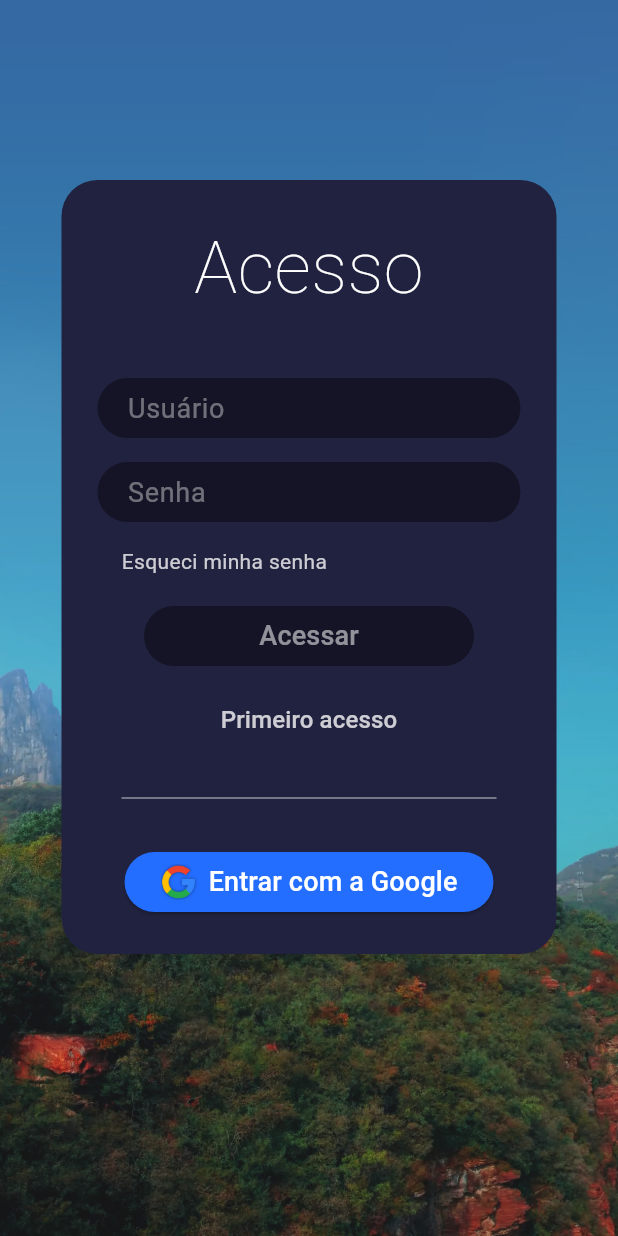
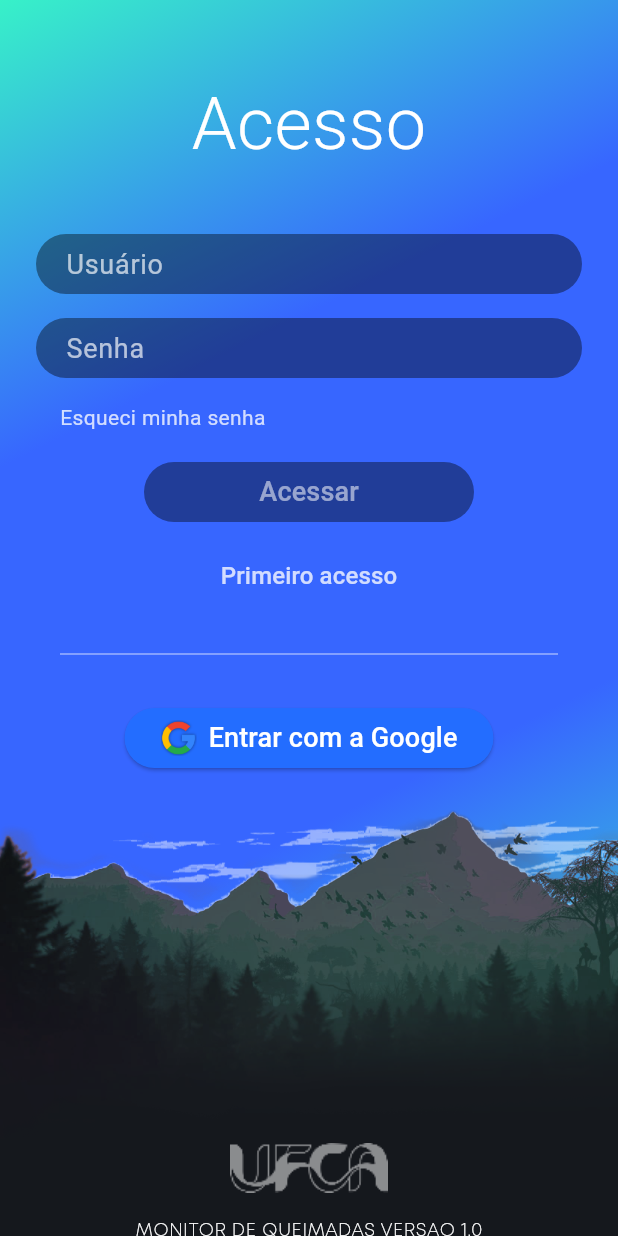
Before and after one commit to lucns-ufca/app-monitor-queimadas-cariri, a Flutter app: the FirstPage screen opened directly, after a tap on the "person outline" icon, on a phone screen of 412 x 824 dp. Run offline on Flutter 3.47's test engine with Material 3 defaults, Android fonts, the phone set to English and light mode, and no system bars; our stand-ins replace animated_bottom_navigation_bar, camera, connectivity_plus, dio, fl_chart, flutter_svg and 8 more; accounts and stored records are empty.

Commit message:
Login com a Google

```diff
--- a/lib/pages/content/tabs/TabHome.page.dart
+++ b/lib/pages/content/tabs/TabHome.page.dart
@@ -62,7 +62,7 @@ class TabHomePageState extends State<TabHomePage> {
           color: runColor ? AppColors.mainAreaBackground : AppColors.yellowSky,
           child: const Column(children: [SizedBox(height: 220), ImageTransitionScroller(duration: Duration(seconds: 10), assets: "assets/images/minimal_forest.png", width: 493, height: 220)])),
       Column(children: [
-        const SizedBox(height: 20),
+        const SizedBox(height: 16),
         Container(
             padding: const EdgeInsets.all(24),
             child: Row(mainAxisAlignment: MainAxisAlignment.spaceBetween, children: [
@@ -74,10 +74,11 @@ class TabHomePageState extends State<TabHomePage> {
                   height: 56,
                   child: ElevatedButton(
                     onPressed: () async {
+                      await Future.delayed(const Duration(milliseconds: 300));
                       if (user.hasAccess()) {
                         // open profile page
                       } else {
-                        await Navigator.pushReplacement(context, MaterialPageRoute(builder: (context) => const LoginPage()));
+                        await Navigator.push(context, MaterialPageRoute(builder: (context) => const LoginPage()));
                       }
                     },
                     style: ButtonStyle(
--- a/lib/pages/start/First.page.dart
+++ b/lib/pages/start/First.page.dart
@@ -61,7 +61,9 @@ class FirstPageState extends State<FirstPage> with SingleTickerProviderStateMixi
                         height: 56,
                         child: ElevatedButton(
                           onPressed: () async {
-                            await Navigator.pushReplacement(context, MaterialPageRoute(builder: (context) => const LoginPage()));
+                            await Future.delayed(const Duration(milliseconds: 300));
+                            await Navigator.of(context).push(MaterialPageRoute(builder: (context) => const LoginPage()));
+                            // await Navigator.pushReplacement(context, MaterialPageRoute(builder: (context) => const LoginPage()));
                           },
                           style: ButtonStyle(
                               //foregroundColor: colorsStateText,
@@ -141,7 +143,8 @@ class FirstPageState extends State<FirstPage> with SingleTickerProviderStateMixi
                                               ],
                                             ),
                                             onPressed: () async {
-                                              await Navigator.pushReplacement(context, MaterialPageRoute(builder: (context) => MainScreenPage()));
+                                              await Navigator.of(context).push(MaterialPageRoute(builder: (context) => MainScreenPage()));
+                                              //await Navigator.pushReplacement(context, MaterialPageRoute(builder: (context) => MainScreenPage()));
                                             }))));
                           }),
                       const SizedBox(
--- a/lib/pages/start/ForgottenPassword.page.dart
+++ b/lib/pages/start/ForgottenPassword.page.dart
@@ -33,7 +33,8 @@ class ForgottenPasswordPageState extends State<ForgottenPasswordPage> {
     return PopScope(
       canPop: false,
       onPopInvoked: (didPop) async {
-        await Navigator.pushReplacement(context, MaterialPageRoute(builder: (context) => const LoginPage()));
+        Navigator.pop(context);
+        //await Navigator.pushReplacement(context, MaterialPageRoute(builder: (context) => const LoginPage()));
       },
       child: Scaffold(
         resizeToAvoidBottomInset: false,
--- a/lib/pages/start/Login.page.dart
+++ b/lib/pages/start/Login.page.dart
@@ -1,20 +1,22 @@
 // Developed by @lucns
 
+import 'dart:convert';
 import 'dart:ui';
 
 import 'package:app_monitor_queimadas/api/Api.dart';
 import 'package:app_monitor_queimadas/models/user.model.dart';
 import 'package:app_monitor_queimadas/pages/content/MainScreen.page.dart';
 import 'package:app_monitor_queimadas/pages/dialogs/BasicDialogs.dart';
-import 'package:app_monitor_queimadas/pages/start/First.page.dart';
 import 'package:app_monitor_queimadas/pages/start/ForgottenPassword.page.dart';
 import 'package:app_monitor_queimadas/pages/start/NewAccount.page.dart';
 import 'package:app_monitor_queimadas/repositories/Auth.repository.dart';
 import 'package:app_monitor_queimadas/utils/AppColors.dart';
-import 'package:app_monitor_queimadas/utils/Log.out.dart';
+import 'package:app_monitor_queimadas/utils/Constants.dart';
 import 'package:app_monitor_queimadas/utils/Utils.dart';
 import 'package:app_monitor_queimadas/widgets/Button.dart';
 import 'package:app_monitor_queimadas/widgets/ButtonTransparent.dart';
+import 'package:app_monitor_queimadas/widgets/ContainerGradient.widget.dart';
+import 'package:app_monitor_queimadas/widgets/DynamicWidgetOpacity.widget.dart';
 import 'package:app_monitor_queimadas/widgets/ImageTransitionScroller.widget.dart';
 import 'package:app_monitor_queimadas/widgets/TextField.dart';
 import 'package:flutter/material.dart';
@@ -34,28 +36,14 @@ class LoginPageState extends State<LoginPage> {
 
   @override
   Widget build(BuildContext context) {
-    return PopScope(
-        canPop: !loading,
-        onPopInvoked: (didPop) async {
-          await Navigator.pushReplacement(context, MaterialPageRoute(builder: (context) => const FirstPage()));
-        },
-        child: Scaffold(
+    return const Scaffold(
         resizeToAvoidBottomInset: false,
-            body: Container(
-                color: AppColors.appBackground,
-                child: ImageTransitionScroller(
-                  padding: const EdgeInsets.all(24),
-                  assets: "assets/images/montains.jpg",
-                  repeat: false,
-                  duration: const Duration(seconds: 30),
-                  color: AppColors.appBackground,
-                  child: Column(mainAxisSize: MainAxisSize.min, children: [
-                    const SizedBox(
-                      height: 120,
-                    ),
-                    Center(child: Container(width: 330, decoration: BoxDecoration(color: AppColors.fragmentBackground, borderRadius: BorderRadius.circular(24)), child: LoginForm())),
-                  ]),
-                ))));
+        body: ContainerGradient(colors: const [
+          Color.fromARGB(255, 55, 255, 195),
+          Color.fromARGB(255, 55, 102, 255),
+          Color.fromARGB(255, 55, 102, 255),
+          Color.fromARGB(255, 55, 255, 195),
+        ], duration: Duration(seconds: 30), child: LoginForm()));
   }
 }
 
@@ -67,7 +55,6 @@ class LoginForm extends StatefulWidget {
 }
 
 class LoginFormState extends State<LoginForm> {
-  final user = GetIt.I.get<User>();
   var preferences = GetIt.I.get<SharedPreferences>();
   String? textUser, textPassword;
 
@@ -80,39 +67,48 @@ class LoginFormState extends State<LoginForm> {
   void signInWithGoogle() async {
     GoogleSignIn googleSignIn = GoogleSignIn();
     final GoogleSignInAccount? googleUser = await googleSignIn.signIn();
+    User user = User();
     if (googleUser == null) {
-      Log.d("Lucas", "googleUser is null");
+      return;
     } else {
-      Log.d("Lucas", "name ${googleUser.displayName}"); // LUCAS DO NASCIMENTO SOUZA
-      Log.d("Lucas", "email ${googleUser.email}"); // lucas.nascimento@aluno.ufca.edu.br
-      Log.d("Lucas", "id ${googleUser.id}"); // 114094787294812174327
-      Log.d("Lucas", "photoUrl ${googleUser.photoUrl}"); // 512x512 https://lh3.googleusercontent.com/a/ACg8ocICEMWEybYpDVbVfZzDj70p0ZH6XS-yR4baFdpnRtd5JCT6iVE
+      GoogleSignInAuthentication? googleAuth = await googleUser.authentication;
+      user.name = googleUser.displayName ?? "";
+      user.email = googleUser.email;
+      user.id = googleUser.id;
+      user.photoUrl = googleUser.photoUrl ?? "";
+      user.accessToken = googleAuth.accessToken ?? "";
     }
-    final GoogleSignInAuthentication? googleAuth = await googleUser?.authentication;
-    if (googleAuth == null) {
-      Log.d("Lucas", "googleAuth is null");
-    } else {
-      Log.d("Lucas", "accessToken ${googleAuth.accessToken}"); // ya29.a0AcM612yAm81GcUmMbCDu_KCqy...
-      Log.d("Lucas", "idToken ${googleAuth.idToken}"); // null
+    AuthRepository authRepository = AuthRepository();
+    if (user.email.isNotEmpty) {
+      ApiResponse response = await authRepository.getUserType(user.email);
+      if (response.isOk()) {
+        Map<String, dynamic> map = jsonDecode(response.data);
+        user.setUSerType(map['user_type']);
       }
+    }
+
+    await user.storeData();
+    GetIt.instance.registerLazySingleton<User>(() => user);
+    openTabsPage();
+  }
+
+  void openTabsPage() {
+    Navigator.pushReplacement(context, MaterialPageRoute(builder: (context) => MainScreenPage()));
   }
 
   @override
   Widget build(BuildContext context) {
     final navigator = Navigator.of(context);
-    return PopScope(
-        canPop: false,
-        onPopInvoked: (didPop) async {
-          await Navigator.pushReplacement(context, MaterialPageRoute(builder: (context) => const FirstPage()));
-        },
-        child: Padding(
+    return Column(mainAxisSize: MainAxisSize.max, children: [
+      Container(
           padding: const EdgeInsets.all(24),
-            child: Column(mainAxisSize: MainAxisSize.min, children: [
+          child: Column(children: [
+            const SizedBox(height: 24),
             const Text("Acesso",
                 style: TextStyle(
                   color: Colors.white,
                   fontSize: 48,
-                    fontWeight: FontWeight.w200,
+                  fontWeight: FontWeight.w300,
                 ),
                 textAlign: TextAlign.center),
             const SizedBox(height: 8),
@@ -158,7 +154,8 @@ class LoginFormState extends State<LoginForm> {
                   child: GestureDetector(
                     child: const Text("Esqueci minha senha", style: TextStyle(color: AppColors.textNormal)),
                     onTap: () async {
-                        await Navigator.pushReplacement(context, MaterialPageRoute(builder: (context) => const ForgottenPasswordPage()));
+                      await Navigator.of(context).push(MaterialPageRoute(builder: (context) => const ForgottenPasswordPage()));
+                      //await Navigator.pushReplacement(context, MaterialPageRoute(builder: (context) => const ForgottenPasswordPage()));
                     },
                   ),
                 )),
@@ -189,7 +186,8 @@ class LoginFormState extends State<LoginForm> {
             const SizedBox(height: 16),
             MyButtonTransparent(
                 onClick: () async {
-                    await Navigator.pushReplacement(context, MaterialPageRoute(builder: (context) => const NewAccountPage()));
+                  await Navigator.of(context).push(MaterialPageRoute(builder: (context) => const NewAccountPage()));
+                  //await Navigator.pushReplacement(context, MaterialPageRoute(builder: (context) => const NewAccountPage()));
                 },
                 text: "Primeiro acesso"),
             const SizedBox(height: 24),
@@ -208,7 +206,25 @@ class LoginFormState extends State<LoginForm> {
                   ]),
                   const SizedBox(width: 8),
                   const Text("Entrar com a Google", style: TextStyle(color: Colors.white, fontSize: 18, fontWeight: FontWeight.w500))
-                  ]))
-            ])));
+                ])),
+          ])),
+      const ImageTransitionScroller(duration: Duration(seconds: 20), assets: "assets/images/minimal_forest2.png", width: 637, height: 222),
+      Expanded(
+          child: Container(
+              width: double.maxFinite,
+              color: AppColors.appBackground,
+              child: Align(
+                  alignment: Alignment.bottomCenter,
+                  child: Column(mainAxisSize: MainAxisSize.min, children: [
+                    DynamicWidgetOpacity(opacityStart: 1, opacityEnd: 0.5, duration: const Duration(milliseconds: 2500), child: const Image(image: ResizeImage(AssetImage('assets/images/ufca_white.png'), width: 105, height: 33))),
+                    const SizedBox(
+                      height: 16,
+                    ),
+                    const Text("MONITOR DE QUEIMADAS VERSAO ${Constants.APP_VERSION}", style: TextStyle(color: Colors.white, fontSize: 12, fontFamily: "MontBlancLight")),
+                    const SizedBox(
+                      height: 32,
+                    ),
+                  ]))))
+    ]);
   }
 }
--- a/lib/utils/AppColors.dart
+++ b/lib/utils/AppColors.dart
@@ -49,7 +49,7 @@ class AppColors {
   static const fieldTextDisabledBackground = Color.fromARGB(85, 0, 0, 0);
   static const fieldTextCursor = white;
   static const fieldTextText = Color.fromARGB(131, 255, 255, 255);
-  static const fieldTextHint = Color.fromARGB(100, 255, 255, 255);
+  static const fieldTextHint = Color.fromARGB(171, 255, 255, 255);
   static const red = Color.fromARGB(255, 224, 54, 82);
   static const graphLines = Color.fromARGB(28, 255, 255, 255);
 }
--- /dev/null
+++ b/lib/widgets/ContainerGradient.widget.dart
@@ -0,0 +1,81 @@
+import 'package:flutter/material.dart';
+
+class ContainerGradient extends StatefulWidget {
+  final Duration duration;
+  final List<Color> colors;
+  final Widget child;
+
+  const ContainerGradient({super.key, required this.duration, required this.colors, required this.child});
+
+  @override
+  State<ContainerGradient> createState() => _FancyContainer();
+}
+
+class _FancyContainer extends State<ContainerGradient> with SingleTickerProviderStateMixin {
+  late AnimationController controller;
+
+  @override
+  void initState() {
+    super.initState();
+    controller = AnimationController(
+      duration: widget.duration,
+      vsync: this,
+    )
+      ..forward()
+      ..addListener(() {
+        if (controller.isCompleted) {
+          controller.repeat();
+        }
+      });
+  }
+
+  @override
+  void dispose() {
+    controller.dispose();
+    super.dispose();
+  }
+
+  @override
+  Widget build(BuildContext context) {
+    double width = MediaQuery.of(context).size.width;
+    double height = MediaQuery.of(context).size.height;
+    return Stack(children: [
+      SizedBox(
+          width: width,
+          height: height,
+          child: AnimatedBuilder(
+            animation: controller,
+            builder: (context, _) {
+              return Container(
+                  width: width,
+                  height: height,
+                  decoration: BoxDecoration(
+                    gradient: LinearGradient(
+                      tileMode: TileMode.repeated,
+                      begin: Alignment.topLeft,
+                      end: Alignment.bottomRight,
+                      transform: SlideGradient(
+                        controller.value,
+                        height * (height / width),
+                      ),
+                      colors: widget.colors,
+                    ),
+                  ));
+            },
+          )),
+      widget.child
+    ]);
+  }
+}
+
+class SlideGradient implements GradientTransform {
+  final double value;
+  final double offset;
+  const SlideGradient(this.value, this.offset);
+
+  @override
+  Matrix4? transform(Rect bounds, {TextDirection? textDirection}) {
+    final dist = value * (bounds.width + offset);
+    return Matrix4.identity()..translate(-dist);
+  }
+}
```
Also changed, not shown: lib/models/user.model.dart (+52 -8 lines), lib/pages/start/NewAccount.page.dart (+9 -13 lines), lib/repositories/Auth.repository.dart (+16 -2 lines), assets/images/minimal_forest.png, assets/images/minimal_forest2.png (added). Lines whose indentation alone changed are shown as unchanged.
